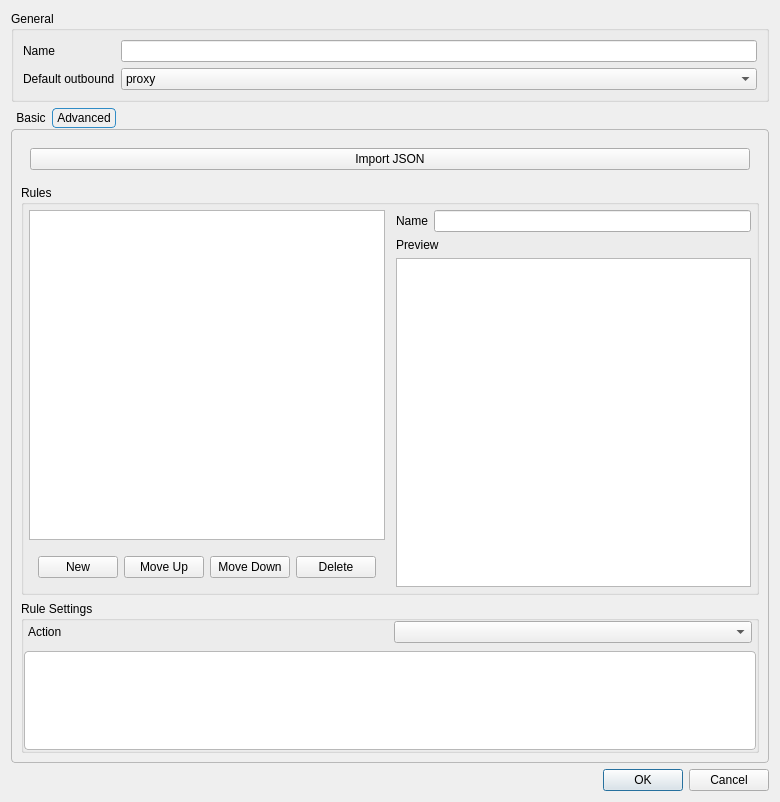
This is include/ui/setting/RouteItem.ui in Yulinanami/ethernet-tun-test as Qt 5 draws it before an edit. The edited form follows.
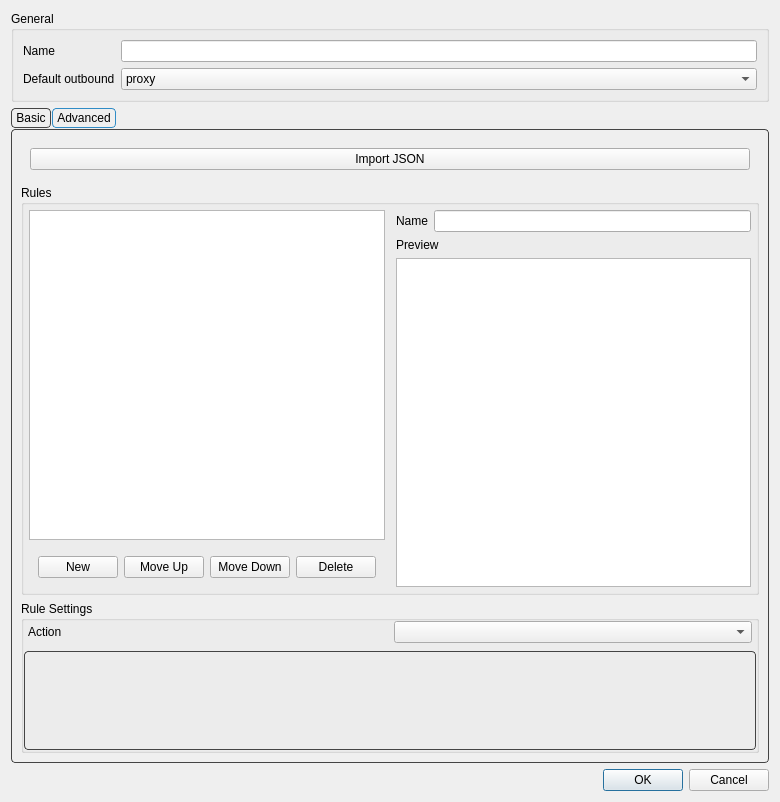
This is the edited form. The open tabs and pages were chosen to show the change.

```diff
--- a/include/ui/setting/RouteItem.ui
+++ b/include/ui/setting/RouteItem.ui
@@ -59,7 +59,7 @@
      <property name="styleSheet">
       <string notr="true">QTabWidget::pane {
     margin-top: 1px;
-    border: 1px solid palette(mid);
+    border: 1px solid #444444;
     border-radius: 4px;
 }
 
@@ -69,7 +69,7 @@
 }
 
 QTabBar::tab {
-    border: 1px solid palette(midlight);
+    border: 1px solid #444444;
     border-radius: 4px;
 
     padding: 2px 4px;
@@ -81,7 +81,7 @@
 }
 
 QTabBar::tab:!selected {
-    border: 1px solid palette(button);
+    border: 1px solid #444444;
 }
 
 QTabBar::tab:hover:!selected {
@@ -369,8 +369,7 @@
             <property name="styleSheet">
              <string notr="true">QTabWidget::pane {
     margin-top: 1px;
-    background: palette(base);
-    border: 1px solid palette(mid);
+    border: 1px solid #444444;
     border-radius: 4px;
 }
 
@@ -380,10 +379,7 @@
 }
 
 QTabBar::tab {
-    background-color: palette(button);
-    color: palette(button-text);
-
-    border: 1px solid palette(midlight);
+    border: 1px solid #444444;
     border-radius: 4px;
 
     padding: 2px 4px;
@@ -392,11 +388,10 @@
 
 QTabBar::tab:selected {
     border: 1px solid palette(highlight);
-    background-color: palette(window); 
 }
 
 QTabBar::tab:!selected {
-    border: 1px solid palette(button);
+    border: 1px solid #444444;
 }
 
 QTabBar::tab:hover:!selected {
```
Left out of the diff: 5 changed lines with no effect on the pictures.
